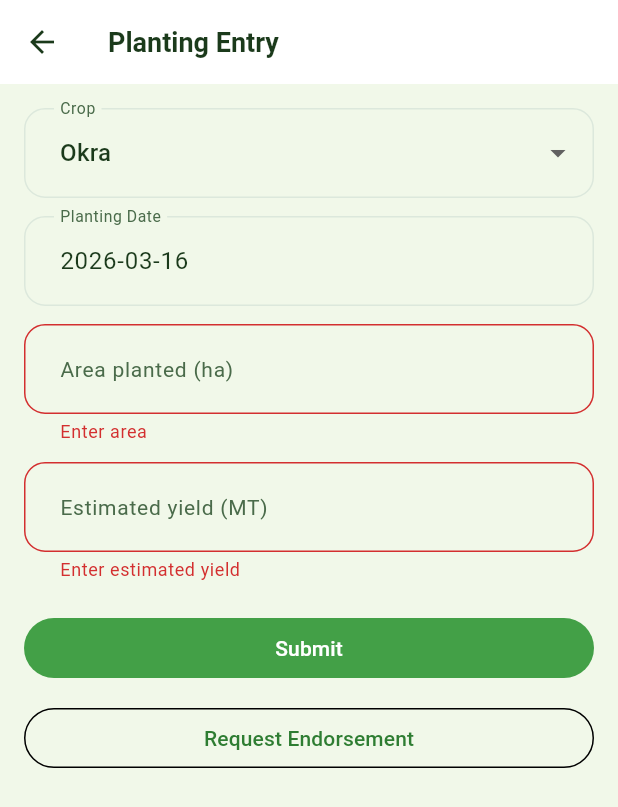
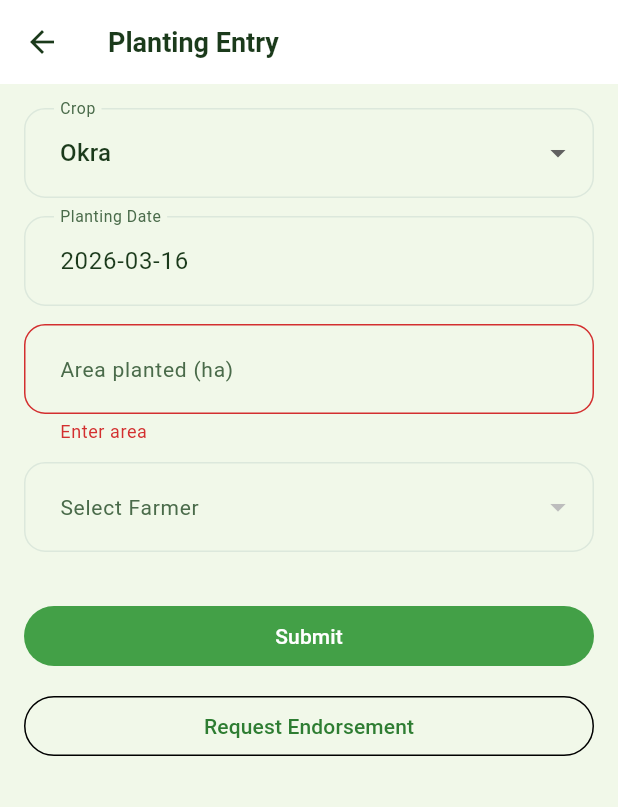
Before and after one commit to kptacsagon/kppractice, a Flutter app: the PlantingEntryScreen screen opened directly, after a tap on "Submit", on a phone screen of 412 x 824 dp. Shown: the top 807 px of the screen. Run offline on Flutter 3.47's test engine with Material 3 defaults, Android fonts, the phone set to English and light mode, and no system bars; our stand-ins replace fl_chart, flutter_riverpod, image_picker, supabase_flutter; accounts and stored records are empty.

Commit message:
Supply Chain Dashboard and Planting Entry

```diff
--- a/smart_sack_farming/lib/models/buyer_bid.dart
+++ b/smart_sack_farming/lib/models/buyer_bid.dart
@@ -24,6 +24,9 @@ extension BuyerBidStatusExt on BuyerBidStatus {
         throw ArgumentError('Unknown bid status: $s');
     }
   }
+
+  /// DB-safe value (lowercase, no spaces)
+  String toJson() => name.toLowerCase().replaceAll(' ', '');
 }
 
 class BuyerBid {
@@ -61,7 +64,7 @@ class BuyerBid {
       'buyer_id': buyerId,
       'bid_amount': bidAmount,
       'bid_date': bidDate.toIso8601String(),
-      'status': status.name,
+      'status': status.toJson(),
     };
   }
 }
--- a/smart_sack_farming/lib/models/planting_record.dart
+++ b/smart_sack_farming/lib/models/planting_record.dart
@@ -26,6 +26,9 @@ extension PlantingStatusExt on PlantingStatus {
         throw ArgumentError('Unknown planting status: $s');
     }
   }
+
+  /// Return DB-safe value for enum (lowercase, no spaces).
+  String toJson() => name.toLowerCase().replaceAll(' ', '');
 }
 
 class PlantingRecord {
@@ -33,7 +36,6 @@ class PlantingRecord {
   final String farmerId;
   final CropName cropName;
   final double areaPlantedHa;
-  final double estimatedYieldMt;
   final DateTime plantingDate;
   final DateTime expectedHarvestDate;
   final PlantingStatus status;
@@ -43,7 +45,6 @@ class PlantingRecord {
     required this.farmerId,
     required this.cropName,
     required this.areaPlantedHa,
-    required this.estimatedYieldMt,
     required this.plantingDate,
     required this.expectedHarvestDate,
     required this.status,
@@ -55,7 +56,6 @@ class PlantingRecord {
       farmerId: json['farmer_id'] as String,
       cropName: CropNameExt.fromString(json['crop_name'] as String),
       areaPlantedHa: (json['area_planted_ha'] as num).toDouble(),
-      estimatedYieldMt: (json['estimated_yield_mt'] as num).toDouble(),
       plantingDate: DateTime.parse(json['planting_date'] as String),
       expectedHarvestDate: DateTime.parse(json['expected_harvest_date'] as String),
       status: PlantingStatusExt.fromString(json['status'] as String),
@@ -68,10 +68,14 @@ class PlantingRecord {
       'farmer_id': farmerId,
       'crop_name': cropName.toJson(),
       'area_planted_ha': areaPlantedHa,
-      'estimated_yield_mt': estimatedYieldMt,
+      // estimated_yield_mt is required by DB schema; estimate from area
+      // using a conservative 5000 kg/ha yield (5 t/ha) and convert to metric tons.
+      // Estimated yields (kg and metric tons) required by DB
+      'estimated_yield_kg': (areaPlantedHa * cropName.typicalYieldKgPerHa),
+      'estimated_yield_mt': (areaPlantedHa * cropName.typicalYieldKgPerHa) / 1000.0,
       'planting_date': plantingDate.toIso8601String(),
       'expected_harvest_date': expectedHarvestDate.toIso8601String(),
-      'status': status.name,
+      'status': status.toJson(),
     };
   }
 }
--- a/smart_sack_farming/lib/screens/farmer/planting_entry_screen.dart
+++ b/smart_sack_farming/lib/screens/farmer/planting_entry_screen.dart
@@ -1,7 +1,9 @@
 import 'package:flutter/material.dart';
 import 'package:flutter_riverpod/flutter_riverpod.dart';
+import 'package:supabase_flutter/supabase_flutter.dart';
 import '../../models/crop.dart';
 import '../../providers/planting_provider.dart';
+import '../home/farmer_profile_screen.dart';
 
 class PlantingEntryScreen extends ConsumerStatefulWidget {
   const PlantingEntryScreen({super.key});
@@ -12,14 +14,45 @@ class PlantingEntryScreen extends ConsumerStatefulWidget {
 
 class _PlantingEntryScreenState extends ConsumerState<PlantingEntryScreen> {
   final _formKey = GlobalKey<FormState>();
+  String? _selectedFarmerId;
+  List<Map<String, dynamic>> _farmerOptions = [];
+  bool _showFarmerSelect = false;
   final _areaController = TextEditingController();
-  final _yieldController = TextEditingController();
 
   @override
   void dispose() {
     _areaController.dispose();
-    _yieldController.dispose();
     super.dispose();
+  }
+
+  @override
+  void initState() {
+    super.initState();
+    _determineRoleAndLoadFarmers();
+  }
+
+  Future<void> _determineRoleAndLoadFarmers() async {
+    final user = Supabase.instance.client.auth.currentUser;
+    if (user == null) return;
+    try {
+      final profile = await Supabase.instance.client
+          .from('profiles')
+          .select('role')
+          .eq('id', user.id)
+          .maybeSingle();
+      final role = (profile != null && profile['role'] != null) ? profile['role'] as String : 'farmer';
+      if (role != 'farmer') {
+        // admin or extension worker: show farmer select
+        _showFarmerSelect = true;
+        final res = await Supabase.instance.client
+            .from('profiles')
+            .select('id, full_name')
+            .eq('role', 'farmer');
+        _farmerOptions = List<Map<String, dynamic>>.from(res as List<dynamic>);
+        if (_farmerOptions.isNotEmpty) _selectedFarmerId = _farmerOptions.first['id'] as String;
+        if (mounted) setState(() {});
+      }
+    } catch (_) {}
   }
 
   @override
@@ -89,21 +122,17 @@ class _PlantingEntryScreenState extends ConsumerState<PlantingEntryScreen> {
 
                 const SizedBox(height: 12),
 
-                TextFormField(
-                  controller: _yieldController,
-                  decoration: const InputDecoration(
-                    labelText: 'Estimated yield (MT)',
-                    hintText: 'e.g., 0.8',
+                if (_showFarmerSelect) ...[
+                  DropdownButtonFormField<String>(
+                    value: _selectedFarmerId,
+                    decoration: const InputDecoration(labelText: 'Select Farmer'),
+                    items: _farmerOptions
+                        .map((f) => DropdownMenuItem(value: f['id'] as String, child: Text(f['full_name'] ?? f['id'])))
+                        .toList(),
+                    onChanged: (v) => setState(() => _selectedFarmerId = v),
                   ),
-                  keyboardType: TextInputType.numberWithOptions(decimal: true),
-                  validator: (v) {
-                    if (v == null || v.isEmpty) return 'Enter estimated yield';
-                    final parsed = double.tryParse(v);
-                    if (parsed == null) return 'Invalid number';
-                    if (parsed < 0) return 'Cannot be negative';
-                    return null;
-                  },
-                ),
+                  const SizedBox(height: 12),
+                ],
 
                 const SizedBox(height: 20),
 
@@ -116,23 +145,28 @@ class _PlantingEntryScreenState extends ConsumerState<PlantingEntryScreen> {
                             : () async {
                                 if (!_formKey.currentState!.validate()) return;
                                 final area = double.parse(_areaController.text);
-                                final estYield = double.parse(_yieldController.text);
                                 notifier.setAreaPlantedHa(area);
-                                notifier.setEstimatedYieldMt(estYield);
 
                                 try {
-                                  // TODO: replace with actual farmer id from auth
-                                  await notifier.submitPlantingRecord(farmerId: 'farmer-123');
+                                  final user = Supabase.instance.client.auth.currentUser;
+                                  final farmerId = _showFarmerSelect
+                                      ? (_selectedFarmerId ?? '')
+                                      : (user?.id ?? '');
+
+                                  if (farmerId.isEmpty) {
+                                    ScaffoldMessenger.of(context).showSnackBar(const SnackBar(content: Text('Please select or login as a farmer')));
+                                    return;
+                                  }
+
+                                  final created = await notifier.submitPlantingRecord(farmerId: farmerId);
                                   if (mounted) {
-                                    ScaffoldMessenger.of(context).showSnackBar(
-                                      const SnackBar(content: Text('Planting record submitted')),
-                                    );
+                                    ScaffoldMessenger.of(context).showSnackBar(const SnackBar(content: Text('Planting record submitted')));
+                                    // redirect to the farmer profile we just recorded for
+                                    Navigator.of(context).pushReplacement(MaterialPageRoute(builder: (_) => FarmerProfileScreen(farmerId: farmerId)));
                                   }
                                 } catch (e) {
                                   if (mounted) {
-                                    ScaffoldMessenger.of(context).showSnackBar(
-                                      SnackBar(content: Text('Error: $e')),
-                                    );
+                                    ScaffoldMessenger.of(context).showSnackBar(SnackBar(content: Text('Error: $e')));
                                   }
                                 }
                               },
--- a/smart_sack_farming/lib/screens/mao/harvest_dashboard.dart
+++ b/smart_sack_farming/lib/screens/mao/harvest_dashboard.dart
@@ -36,7 +36,6 @@ class HarvestDashboard extends ConsumerWidget {
                     crossAxisAlignment: CrossAxisAlignment.start,
                     children: [
                       Text('Expected: ${p.expectedHarvestDate.toLocal()}'.split(' ')[0]),
-                      Text('Est. yield: ${p.estimatedYieldMt} MT'),
                       const SizedBox(height: 6),
                       Row(children: [
                         Container(
```
Also changed, not shown: smart_sack_farming/lib/models/crop.dart (+32 -7 lines), smart_sack_farming/lib/providers/planting_provider.dart (+24 -17 lines), smart_sack_farming/lib/screens/features/supply_chain_dashboard_screen.dart (+39 -10 lines), smart_sack_farming/lib/screens/home/farmer_profile_screen.dart (+56 -9 lines), smart_sack_farming/lib/screens/saturation/planting_record_form_screen.dart (+4 -16 lines), smart_sack_farming/lib/services/supply_chain_service.dart (+42 -13 lines).
